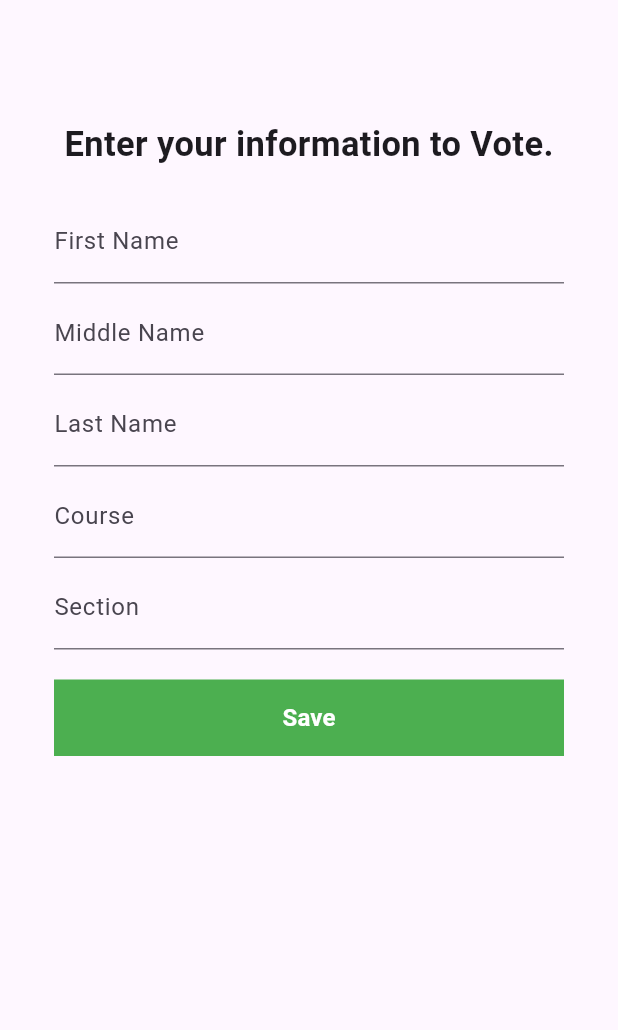
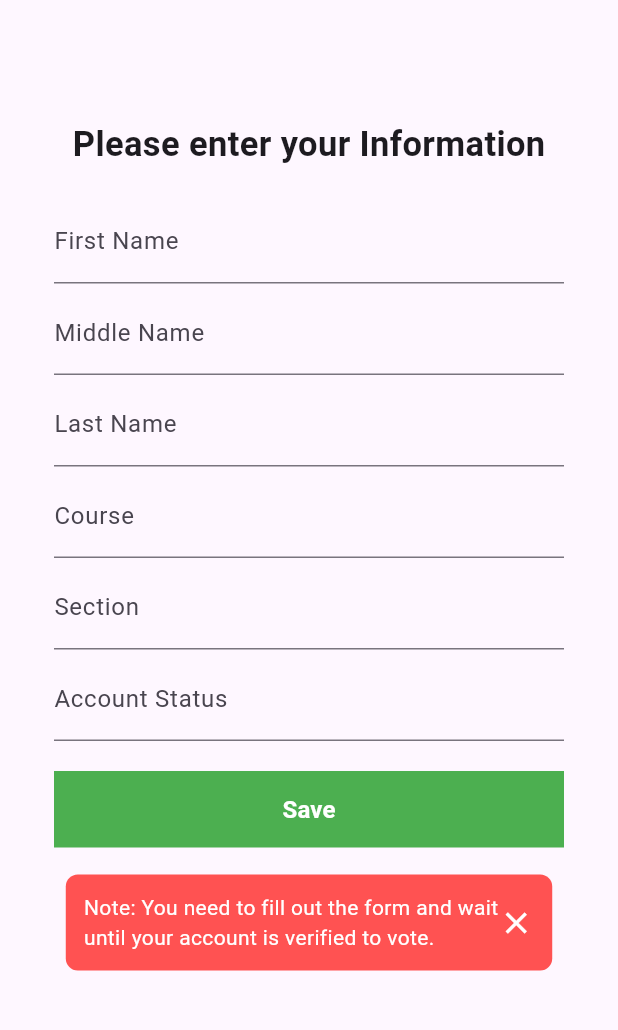
Before and after one commit to khadafirimbang/bcp_voting_eval_sys, a Flutter app: the HomePage screen opened directly, on a phone screen of 412 x 824 dp, the part 84-1114 px from its top. Run offline on Flutter 3.47's test engine with Material 3 defaults, Android fonts, the phone set to English and light mode, and no system bars; our stand-ins replace internet_connection_checker_plus, shared_preferences; accounts and stored records are empty.

Commit message:
Profile Info page with back-end

```diff
--- a/lib/drawerbar.dart
+++ b/lib/drawerbar.dart
@@ -1,18 +1,20 @@
 import 'package:flutter/material.dart';
-import 'package:for_testing/home.dart';
+import 'package:for_testing/profile.dart';
 import 'package:for_testing/main.dart';
 import 'package:for_testing/vote.dart';
 import 'package:shared_preferences/shared_preferences.dart';
 import 'package:http/http.dart' as http;
 
 class AppDrawer extends StatelessWidget {
+  const AppDrawer({super.key});
+
 
     Future<void> _logout(BuildContext context) async {
     SharedPreferences prefs = await SharedPreferences.getInstance();
     await prefs.remove('studentno');
 
     // Optionally call your server to end the session
-    await http.post(Uri.parse('http://192.168.1.29/for_testing/logout.php'));
+    await http.post(Uri.parse('http://192.168.1.2/for_testing/logout.php'));
 
     Navigator.pushReplacement(
         context, MaterialPageRoute(builder: (context) => const LoginPage()));
--- a/lib/home.dart
+++ /dev/null
@@ -1,265 +0,0 @@
-import 'dart:io';
-import 'package:flutter/material.dart';
-import 'package:for_testing/drawerbar.dart';
-import 'package:for_testing/main.dart';
-import 'package:for_testing/vote.dart';
-import 'package:shared_preferences/shared_preferences.dart';
-import 'package:http/http.dart' as http;
-import 'dart:convert';
-
-class HomePage extends StatelessWidget {
-  Future<void> _logout(BuildContext context) async {
-    SharedPreferences prefs = await SharedPreferences.getInstance();
-    await prefs.remove('studentno');
-
-    // Optionally call your server to end the session
-    await http.post(Uri.parse('http://192.168.1.29/for_testing/logout.php'));
-
-    Navigator.pushReplacement(
-        context, MaterialPageRoute(builder: (context) => const LoginPage()));
-  }
-
-  // Function to show logout confirmation dialog
-  Future<void> _showLogoutDialog(BuildContext context) async {
-    return showDialog<void>(
-      context: context,
-      barrierDismissible: false, // Prevent dismissing by tapping outside
-      builder: (BuildContext context) {
-        return AlertDialog(
-          title: const Text('Logout Confirmation'),
-          content: const Text('Are you sure you want to logout?'),
-          actions: <Widget>[
-            TextButton(
-              onPressed: () {
-                Navigator.of(context).pop(); // Close the dialog
-              },
-              child: const Text('No'),
-            ),
-            TextButton(
-              onPressed: () {
-                Navigator.of(context).pop(); // Close the dialog
-                _logout(context); // Call the logout function
-              },
-              child: const Text('Yes'),
-            ),
-          ],
-        );
-      },
-    );
-  }
-
-  @override
-  Widget build(BuildContext context) {
-    return WillPopScope(
-      onWillPop: () async {
-        // Exit the app when the back button is pressed
-        return exit(0);
-      },
-      child: Scaffold(
-        body: ProfileInfo()
-      ),
-    );
-  }
-}
-
-// Profile
-class ProfileInfo extends StatefulWidget {
-  @override
-  _ProfileInfoState createState() => _ProfileInfoState();
-}
-
-class _ProfileInfoState extends State<ProfileInfo> {
-  final _formKey = GlobalKey<FormState>();
-  final TextEditingController studentNoController = TextEditingController();
-  final TextEditingController passwordController = TextEditingController();
-  final TextEditingController confirmPasswordController = TextEditingController();
-  String? errorMessage;
-
-  bool _obscureText = true;
-  bool _obscureText2 = true;
-
-  void _togglePasswordVisibility() {
-    setState(() {
-      _obscureText = !_obscureText;
-    });
-  }
-  void _togglePasswordVisibility2() {
-    setState(() {
-      _obscureText2 = !_obscureText2;
-    });
-  }
-
-  Future<void> _signUp() async {
-    if (_formKey.currentState!.validate()) {
-      final response = await http.post(
-        Uri.parse('http://192.168.1.29/for_testing/signup.php'),
-        body: {
-          'studentno': studentNoController.text,
-          'password': passwordController.text,
-          'cpassword': confirmPasswordController.text,
-        },
-      );
-
-      final data = json.decode(response.body);
-
-      if (data['status'] == 'success') {
-        ScaffoldMessenger.of(context).showSnackBar(
-          const SnackBar(content: Text('Registration Complete!'), backgroundColor: Colors.green, duration: Duration(seconds: 1),),
-        );
-        // Navigate to another page or clear the form
-                  Navigator.push(
-                  context,
-                  MaterialPageRoute(builder: (context) => ProfileInfo()),
-              );
-      } else {
-        setState(() {
-          errorMessage = data['message'];
-        });
-      }
-    }
-  }
-
-  @override
-  Widget build(BuildContext context) {
-    return Scaffold(
-      // appBar: AppBar(title: const Text('Sign Up')),
-      appBar: AppBar(
-        backgroundColor: Colors.blue,
-        title: const Text('Profile Information',  style: TextStyle(color: Colors.white)),
-          iconTheme: IconThemeData(
-            color: Colors.white, // Change the color of the Drawer icon here
-          ),
-        ),
-      drawer: AppDrawer(),
-      body: SingleChildScrollView(
-        child: Row(
-          mainAxisAlignment: MainAxisAlignment.center,
-          children: [
-            Column(
-              children: [
-                  const SizedBox(height: 80),
-                Form(
-                  key: _formKey,
-                  child: Column(
-                    children: [
-                      const Text('Enter your information to Vote.',
-                      style: TextStyle(
-                        fontSize: 23,
-                        fontWeight: FontWeight.w600,
-                      ),
-                      ),
-                      const SizedBox(height: 20,),
-                      SizedBox(
-                        width: 340,
-                        child: TextFormField(
-                          keyboardType: TextInputType.text,
-                          // controller: studentNoController,
-                          decoration: const InputDecoration(labelText: 'First Name'),
-                          validator: (value) {
-                            if (value == null || value.isEmpty) {
-                              return 'Please enter your first name';
-                            }
-                            return null;
-                          },
-                        ),
-                      ),
-                      const SizedBox(height: 5),
-                      SizedBox(
-                        width: 340,
-                        child: TextFormField(
-                          keyboardType: TextInputType.text,
-                          // controller: studentNoController,
-                          decoration: const InputDecoration(labelText: 'Middle Name'),
-                          validator: (value) {
-                            if (value == null || value.isEmpty) {
-                              return 'Please enter your middle name';
-                            }
-                            return null;
-                          },
-                        ),
-                      ),
-                      const SizedBox(height: 5),
-                      SizedBox(
-                        width: 340,
-                        child: TextFormField(
-                          keyboardType: TextInputType.text,
-                          // controller: studentNoController,
-                          decoration: const InputDecoration(labelText: 'Last Name'),
-                          validator: (value) {
-                            if (value == null || value.isEmpty) {
-                              return 'Please enter your last name';
-                            }
-                            return null;
-                          },
-                        ),
-                      ),
-                      const SizedBox(height: 5),
-                      SizedBox(
-                        width: 340,
-                        child: TextFormField(
-                          keyboardType: TextInputType.text,
-                          // controller: studentNoController,
-                          decoration: const InputDecoration(labelText: 'Course', hintText: 'Ex: BSIT'),
-                          validator: (value) {
-                            if (value == null || value.isEmpty) {
-                              return 'Please enter your course';
-                            }
-                            return null;
-                          },
-                        ),
-                      ),
-                      const SizedBox(height: 5),
-                      SizedBox(
-                        width: 340,
-                        child: TextFormField(
-                          keyboardType: TextInputType.number,
-                          // controller: studentNoController,
-                          decoration: const InputDecoration(labelText: 'Section', hintText: 'Ex: 41014'),
-                          validator: (value) {
-                            if (value == null || value.isEmpty) {
-                              return 'Please enter your section';
-                            }
-                            return null;
-                          },
-                        ),
-                      ),
-
-                      if (errorMessage != null)
-                        Padding(
-                          padding: const EdgeInsets.only(top: 8.0),
-                          child: Text(
-                            errorMessage!,
-                            style: const TextStyle(color: Colors.red),
-                          ),
-                        ),
-                      const SizedBox(height: 20),
-                      SizedBox(
-                        width: 340,
-                        child: TextButton(
-                              style: TextButton.styleFrom(
-                                shape: const RoundedRectangleBorder(),
-                                padding: const EdgeInsets.all(14.0),
-                                backgroundColor: Colors.green,
-
-                              ),
-                              onPressed: () {_signUp();},
-                              child: const Text('Save',
-                              style: TextStyle(
-                                fontSize: 16,
-                                color: Colors.white,
-                                fontWeight: FontWeight.w600,
-                                ),),
-                            ),
-                      ),
-
-                    ],
-                  ),
-                ),
-              ],
-            ),
-          ],
-        ),
-      ),
-    );
-  }
-}
--- /dev/null
+++ b/lib/profile.dart
@@ -0,0 +1,397 @@
+import 'dart:io';
+import 'dart:ui';
+import 'package:flutter/material.dart';
+import 'package:for_testing/drawerbar.dart';
+import 'package:for_testing/main.dart';
+import 'package:for_testing/vote.dart';
+import 'package:shared_preferences/shared_preferences.dart';
+import 'package:http/http.dart' as http;
+import 'dart:convert';
+
+class HomePage extends StatelessWidget {
+
+  @override
+  Widget build(BuildContext context) {
+    return WillPopScope(
+      onWillPop: () async {
+        // Exit the app when the back button is pressed
+        return exit(0);
+      },
+      child: Scaffold(
+        body: ProfileInfo()
+      ),
+    );
+  }
+}
+
+class WarningBox extends StatefulWidget {
+  const WarningBox({super.key});
+
+  @override
+  _WarningBoxState createState() => _WarningBoxState();
+}
+
+class _WarningBoxState extends State<WarningBox> {
+  bool _isVisible = true; // Control visibility of the warning box
+
+  @override
+  Widget build(BuildContext context) {
+    return Visibility(
+      visible: _isVisible,
+      child: Container(
+        margin: const EdgeInsets.all(8), // Optional margin around the box
+        padding: const EdgeInsets.all(12), // Padding inside the box
+        decoration: BoxDecoration(
+          color: Colors.redAccent, // Red background color for the warning
+          borderRadius: BorderRadius.circular(8), // Rounded corners
+        ),
+        child: Row(
+          mainAxisAlignment: MainAxisAlignment.spaceBetween, // Space between text and X button
+          children: [
+            const Text(
+              'Note: You need to fill out the form and wait\nuntil your account is verified to vote.', // Warning text
+              style: TextStyle(
+                color: Colors.white,
+                fontSize: 14,
+              ),
+            ),
+            GestureDetector(
+              onTap: () {
+                setState(() {
+                  _isVisible = false; // Close the warning box when X is clicked
+                });
+              },
+              child: const Icon(
+                Icons.close, // X (close) icon
+                color: Colors.white, // White color for the X button
+              ),
+            ),
+          ],
+        ),
+      ),
+    );
+  }
+}
+
+
+// Profile
+class ProfileInfo extends StatefulWidget {
+  @override
+  _ProfileInfoState createState() => _ProfileInfoState();
+}
+
+class _ProfileInfoState extends State<ProfileInfo> {
+  final _formKey = GlobalKey<FormState>();
+  final TextEditingController studentNoController = TextEditingController();
+  final TextEditingController passwordController = TextEditingController();
+  final TextEditingController confirmPasswordController = TextEditingController();
+  final TextEditingController lastnameController = TextEditingController();
+  final TextEditingController firstnameController = TextEditingController();
+  final TextEditingController middlenameController = TextEditingController();
+  final TextEditingController courseController = TextEditingController();
+  final TextEditingController sectionController = TextEditingController();
+  final TextEditingController statusController = TextEditingController();
+  String? errorMessage;
+  String? accountStatus;
+
+  bool _obscureText = true;
+  bool _obscureText2 = true;
+
+    @override
+  void initState() {
+    super.initState();
+    _fetchUserData();
+  }
+
+  void _togglePasswordVisibility() {
+    setState(() {
+      _obscureText = !_obscureText;
+    });
+  }
+  void _togglePasswordVisibility2() {
+    setState(() {
+      _obscureText2 = !_obscureText2;
+    });
+  }
+
+  // Fetch Profile Info
+  Future<void> _fetchUserData() async {
+    SharedPreferences prefs = await SharedPreferences.getInstance();
+    String? studentno = prefs.getString('studentno');
+
+    if (studentno != null) {
+      var url = Uri.parse('http://192.168.1.2/for_testing/fetch_user_info.php');
+      var response = await http.post(url, body: {'studentno': studentno});
+
+      var data = json.decode(response.body);
+
+      if (data['status'] == 'success') {
+        // Populate the form fields with the fetched data
+
+        setState(() {
+          firstnameController.text = data['data']['firstname'];
+          middlenameController.text = data['data']['middlename'];
+          lastnameController.text = data['data']['lastname'];
+          courseController.text = data['data']['course'];
+          sectionController.text = data['data']['section'];
+          statusController.text = data['data']['account_status'];
+        });
+      } else {
+        print('Error fetching user data: ${data['message']}');
+        setState(() {
+        });
+      }
+    } else {
+      print('Error: studentno not found in SharedPreferences');
+      setState(() {
+      });
+    }
+  }
+
+  Future<void> updateInfo(
+    String firstname, String middlename, String lastname, String course, String section) async {
+
+  // Retrieve studentno from SharedPreferences
+  SharedPreferences prefs = await SharedPreferences.getInstance();
+  String? studentno = prefs.getString('studentno');
+
+  if (studentno == null) {
+    print('Error: studentno not found in SharedPreferences');
+    return;
+  }
+
+  // The URL of your PHP script
+  var url = Uri.parse('http://192.168.1.2/for_testing/update_profile.php');
+
+  // Make the POST request to the server with the updated data
+  var response = await http.post(
+    url,
+    body: {
+      'studentno': studentno,  // Use studentno from SharedPreferences
+      'firstname': firstname,
+      'middlename': middlename,
+      'lastname': lastname,
+      'course': course,
+      'section': section,
+    },
+  );
+
+  // Decode the JSON response
+  var data = json.decode(response.body);
+
+  if (data['status'] == 'success') {
+        ScaffoldMessenger.of(context).showSnackBar(
+          const SnackBar(content: Text('Update Successfully!'), backgroundColor: Colors.green, duration: Duration(seconds: 2),),
+        );
+  } else {
+        ScaffoldMessenger.of(context).showSnackBar(
+          const SnackBar(content: Text('Update Failed!'), backgroundColor: Colors.red, duration: Duration(seconds: 2),),
+        );
+  }
+}
+
+void _submitForm() {
+  if (_formKey.currentState!.validate()) {
+    // If the form is valid, proceed with submitting the data
+    String firstname = firstnameController.text;
+    String middlename = middlenameController.text;
+    String lastname = lastnameController.text;
+    String course = courseController.text;
+    String section = sectionController.text;
+
+    // Call the update function
+    updateInfo(firstname, middlename, lastname, course, section);
+  } else {
+    // If the form is invalid, show a validation message
+    ScaffoldMessenger.of(context).showSnackBar(
+      const SnackBar(content: Text('Please fill out all fields correctly'), backgroundColor: Colors.red, duration: Duration(seconds: 2)),
+    );
+  }
+}
+
+    // Function to show confirmation dialog
+  Future<void> _showConfirmationDialog(BuildContext context) async {
+    return showDialog<void>(
+      context: context,
+      barrierDismissible: false, // Prevent dismissing by tapping outside
+      builder: (BuildContext context) {
+        return AlertDialog(
+          title: const Text('Profile Confirmation'),
+          content: const Text('Are you sure you want to save?'),
+          actions: <Widget>[
+            TextButton(
+              onPressed: () {
+                Navigator.of(context).pop(); // Close the dialog
+              },
+              child: const Text('No'),
+            ),
+            TextButton(
+              onPressed: () {
+                Navigator.of(context).pop(); // Close the dialog
+                _submitForm(); // Call the logout function
+              },
+              child: const Text('Yes'),
+            ),
+          ],
+        );
+      },
+    );
+  }
+
+  @override
+  Widget build(BuildContext context) {
+    return Scaffold(
+      // appBar: AppBar(title: const Text('Sign Up')),
+      appBar: AppBar(
+        backgroundColor: Colors.blue,
+        title: const Text('Profile Information',  style: TextStyle(color: Colors.white)),
+          iconTheme: const IconThemeData(
+            color: Colors.white, // Change the color of the Drawer icon here
+          ),
+        ),
+      drawer: const AppDrawer(),
+      body: SingleChildScrollView(
+        child: Row(
+          mainAxisAlignment: MainAxisAlignment.center,
+          children: [
+            Column(
+              children: [
+                  const SizedBox(height: 80),
+                Form(
+                  key: _formKey,
+                  child: Column(
+                    children: [
+                      const Text('Please enter your Information',
+                      textAlign: TextAlign.center,
+                      style: TextStyle(
+                        fontSize: 23,
+                        fontWeight: FontWeight.w600,
+                      ),
+                      ),
+                      const SizedBox(height: 20,),
+                      SizedBox(
+                        width: 340,
+                        child: TextFormField(
+                          keyboardType: TextInputType.text,
+                          controller: firstnameController,
+                          decoration: const InputDecoration(labelText: 'First Name'),
+                          validator: (value) {
+                            if (value == null || value.isEmpty) {
+                              return 'Please enter your first name';
+                            }
+                            return null;
+                          },
+                        ),
+                      ),
+                      const SizedBox(height: 5),
+                      SizedBox(
+                        width: 340,
+                        child: TextFormField(
+                          keyboardType: TextInputType.text,
+                          controller: middlenameController,
+                          decoration: const InputDecoration(labelText: 'Middle Name'),
+                          validator: (value) {
+                            if (value == null || value.isEmpty) {
+                              return 'Please enter your middle name';
+                            }
+                            return null;
+                          },
+                        ),
+                      ),
+                      const SizedBox(height: 5),
+                      SizedBox(
+                        width: 340,
+                        child: TextFormField(
+                          keyboardType: TextInputType.text,
+                          controller: lastnameController,
+                          decoration: const InputDecoration(labelText: 'Last Name'),
+                          validator: (value) {
+                            if (value == null || value.isEmpty) {
+                              return 'Please enter your last name';
+                            }
+                            return null;
+                          },
+                        ),
+                      ),
+                      const SizedBox(height: 5),
+                      SizedBox(
+                        width: 340,
+                        child: TextFormField(
+                          keyboardType: TextInputType.text,
+                          controller: courseController,
+                          decoration: const InputDecoration(labelText: 'Course', hintText: 'Ex: BSIT'),
+                          validator: (value) {
+                            if (value == null || value.isEmpty) {
+                              return 'Please enter your course';
+                            }
+                            return null;
+                          },
+                        ),
+                      ),
+                      const SizedBox(height: 5),
+                      SizedBox(
+                        width: 340,
+                        child: TextFormField(
+                          keyboardType: TextInputType.number,
+                          controller: sectionController,
+                          decoration: const InputDecoration(labelText: 'Section', hintText: 'Ex: 41014'),
+                          validator: (value) {
+                            if (value == null || value.isEmpty) {
+                              return 'Please enter your section';
+                            }
+                            return null;
+                          },
+                        ),
+                      ),
+
+                      if (errorMessage != null)
+                        Padding(
+                          padding: const EdgeInsets.only(top: 8.0),
+                          child: Text(
+                            errorMessage!,
+                            style: const TextStyle(color: Colors.red),
+                          ),
+                        ),
+                      const SizedBox(height: 5),
+                      SizedBox(
+                        width: 340,
+                        child: TextFormField(
+                          readOnly: true,
+                          keyboardType: TextInputType.text,
+                          controller: statusController,
+                          decoration: const InputDecoration(labelText: 'Account Status',),
+                        ),
+                      ),
+                      const SizedBox(height: 20),
+                      SizedBox(
+                        width: 340,
+                        child: TextButton(
+                              style: TextButton.styleFrom(
+                                shape: const RoundedRectangleBorder(),
+                                padding: const EdgeInsets.all(14.0),
+                                backgroundColor: Colors.green,
+
+                              ),
+                              onPressed: () {_showConfirmationDialog(context);},
+                              child: const Text('Save',
+                              style: TextStyle(
+                                fontSize: 16,
+                                color: Colors.white,
+                                fontWeight: FontWeight.w600,
+                                ),),
+                            ),
+                      ),
+                      const SizedBox(height: 10),
+                      const WarningBox(),
+
+                    ],
+                  ),
+                ),
+              ],
+            ),
+          ],
+        ),
+      ),
+    );
+  }
+}
--- a/lib/signup.dart
+++ b/lib/signup.dart
@@ -46,7 +46,7 @@ class _SignUpPageState extends State<SignUpPage> {
   Future<void> _signUp() async {
     if (_formKey.currentState!.validate()) {
       final response = await http.post(
-        Uri.parse('http://192.168.1.29/for_testing/signup.php'),
+        Uri.parse('http://192.168.1.2/for_testing/signup.php'),
         body: {
           'studentno': studentNoController.text,
           'password': passwordController.text,
```
Also changed, not shown: lib/main.dart (+11 -14 lines).
